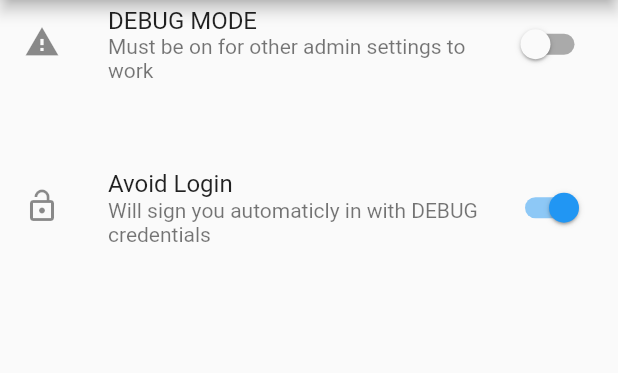
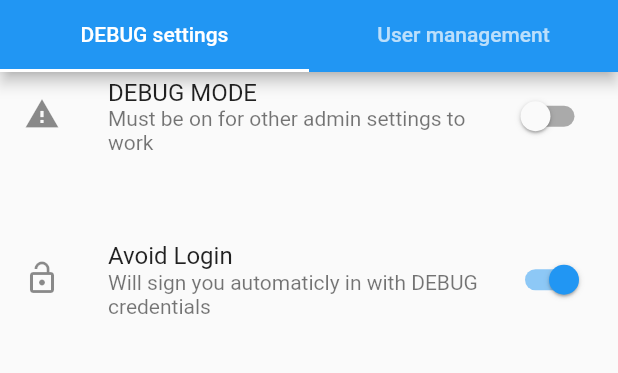
Before and after one commit to GeekFreakInk/Project-Alpha, a Flutter app: the AdminPanel screen opened directly, on a phone screen of 412 x 824 dp, the part 84-457 px from its top. Run offline on Flutter 3.47's test engine with Material 2 defaults, Android fonts, the phone set to English and light mode, and no system bars; our stand-ins replace firebase_auth, firebase_messaging, geolocator, google_sign_in, image_picker, permission_handler and 3 more; missing offline and left inert: postgres; accounts and stored records are empty.

Commit message:
Added View All Users

```diff
--- a/lib/screens/authenticate/sign_in.dart
+++ b/lib/screens/authenticate/sign_in.dart
@@ -30,8 +30,8 @@ class _SignInState extends State<SignIn> {
           child: Form(
             key: _formKey,
             child: Column(
-
               children: <Widget>[
+                Text("Husk å starte server!"),
                 TextFormField(
                   decoration: InputDecoration(
                     hintText: 'email',
--- a/lib/screens/navigationScreens/adminPanel.dart
+++ b/lib/screens/navigationScreens/adminPanel.dart
@@ -1,88 +1,35 @@
 import 'package:flutter/cupertino.dart';
 import 'package:flutter/material.dart';
-import 'package:rflutter_alert/rflutter_alert.dart';
-import "package:shared_preferences/shared_preferences.dart";
 
-class _AdminPanelState extends State<AdminPanel>{
-  bool _debugMode = false;
-  bool _avoidLogin = false;
 
-  @override
-  void initState() {
-    super.initState();
-    fetchAdminPanelPrefrences();
-  }
+import 'adminPanel/adminSettings.dart';
+import 'adminPanel/userManagement.dart';
+
+class AdminPanel extends StatelessWidget{
+
+  final List<Widget> containers = [
+    Container(
+      child: AdminSettings()),
+    Container(
+      child: UserManagement()),
+    ];
+
 
   @override
   Widget build(BuildContext context) {
-    return Scaffold(
+    return DefaultTabController(
+      length: 2,
+      child: Scaffold(
       appBar: AppBar(
         title: Text("AdminPanel"),
+        bottom: TabBar(
+          tabs: <Widget>[
+            Tab(text: "DEBUG settings"),
+            Tab(text: "User management"),
+          ],
+        ),
       ),
-      body: ListView(children: <Widget>[
-        Column(children: <Widget>[
-          SwitchListTile(title: Text("DEBUG MODE"),
-           value: _debugMode,
-           secondary: const Icon(Icons.warning),
-           subtitle: Text("Must be on for other admin settings to work"), onChanged: (bool value){
-             if(_debugMode)
-                Alert(context: context, title: "WARNING", desc: "You have to login as an admin "+
-                "to get acess to this panel again. \n \n Do you want to continue?",
-                buttons: [
-                  DialogButton(child: Text("cancel"), onPressed:() =>  { Navigator.pop(context)}),
-                  DialogButton(child: Text("continue"), onPressed: ()=> { setState(() {
-                    _debugMode = value;
-                    _updateValues("debugMode", _debugMode);
-                    Navigator.pop(context);
-                    })}),
-                ]).show();
-              else
-                setState(() {
-                  _debugMode = value;
-                  _updateValues("debugMode", _debugMode);
-                });
-            },),
-        ],),
-        SizedBox(height: 50,),
-         Column(children: <Widget>[
-          SwitchListTile(title: Text("Avoid Login"),
-           value: _avoidLogin,
-           secondary: const Icon(Icons.lock_open),
-           subtitle: Text("Will sign you automaticly in with DEBUG credentials"), onChanged: (bool value) { setState(() {
-             _avoidLogin = value;
-           });
-           _updateValues("avoidLogin", _avoidLogin);},),
-          ],),
-      ],),
-    );
-  }
-
-  Future<void> _updateValues(String prefString, bool setting) async {
-    final prefs = await SharedPreferences.getInstance();
-    await prefs.setBool(prefString, setting);
-  }
-
-  Future<void> fetchAdminPanelPrefrences() async{
-    final prefs = await SharedPreferences.getInstance();
-    bool debugMode = prefs.getBool("debugMode");
-    debugMode == null ? await prefs.setBool("debugMode", false) : debugMode;
-
-    bool avoidLogin = prefs.getBool("avoidLogin");
-    avoidLogin == null ? await prefs.setBool("avoidLogin", false) : avoidLogin;
-
-    Map loadedPrefs = {
-      "debugMode": debugMode,
-      "avoidLogin": avoidLogin,
-    };
-
-    setState(() {
-      _debugMode = loadedPrefs["debugMode"];
-      _avoidLogin = loadedPrefs["avoidLogin"];
-    });
+      body:TabBarView(children: containers),
+    ));
   }
 }
-
-class AdminPanel extends StatefulWidget{
-  @override
-  _AdminPanelState createState() => new _AdminPanelState();
-}
--- /dev/null
+++ b/lib/screens/navigationScreens/adminPanel/adminSettings.dart
@@ -0,0 +1,84 @@
+import 'package:flutter/cupertino.dart';
+import 'package:flutter/material.dart';
+import 'package:rflutter_alert/rflutter_alert.dart';
+import "package:shared_preferences/shared_preferences.dart";
+
+class _AdminSettingsState extends State<AdminSettings>{
+
+  bool _debugMode = false;
+  bool _avoidLogin = false;
+
+  @override
+  void initState() {
+    super.initState();
+    fetchAdminPanelPrefrences();
+  }
+  @override
+  Widget build(BuildContext context) {
+    // TODO: implement build
+    return ListView(children: <Widget>[
+        Column(children: <Widget>[
+          SwitchListTile(title: Text("DEBUG MODE"),
+           value: _debugMode,
+           secondary: const Icon(Icons.warning),
+           subtitle: Text("Must be on for other admin settings to work"), onChanged: (bool value){
+             if(_debugMode)
+                Alert(context: context, title: "WARNING", desc: "You have to login as an admin "+
+                "to get acess to this panel again. \n \n Do you want to continue?",
+                buttons: [
+                  DialogButton(child: Text("cancel"), onPressed:() =>  { Navigator.pop(context)}),
+                  DialogButton(child: Text("continue"), onPressed: ()=> { setState(() {
+                    _debugMode = value;
+                    _updateValues("debugMode", _debugMode);
+                    Navigator.pop(context);
+                    })}),
+                ]).show();
+              else
+                setState(() {
+                  _debugMode = value;
+                  _updateValues("debugMode", _debugMode);
+                });
+            },),
+        ],),
+        SizedBox(height: 50,),
+         Column(children: <Widget>[
+          SwitchListTile(title: Text("Avoid Login"),
+           value: _avoidLogin,
+           secondary: const Icon(Icons.lock_open),
+           subtitle: Text("Will sign you automaticly in with DEBUG credentials"), onChanged: (bool value) { setState(() {
+             _avoidLogin = value;
+           });
+           _updateValues("avoidLogin", _avoidLogin);},),
+          ],),
+      ],);
+  }
+
+  Future<void> _updateValues(String prefString, bool setting) async {
+    final prefs = await SharedPreferences.getInstance();
+    await prefs.setBool(prefString, setting);
+  }
+
+  Future<void> fetchAdminPanelPrefrences() async{
+    final prefs = await SharedPreferences.getInstance();
+    bool debugMode = prefs.getBool("debugMode");
+    debugMode == null ? await prefs.setBool("debugMode", false) : debugMode;
+
+    bool avoidLogin = prefs.getBool("avoidLogin");
+    avoidLogin == null ? await prefs.setBool("avoidLogin", false) : avoidLogin;
+
+    Map loadedPrefs = {
+      "debugMode": debugMode,
+      "avoidLogin": avoidLogin,
+    };
+
+    setState(() {
+      _debugMode = loadedPrefs["debugMode"];
+      _avoidLogin = loadedPrefs["avoidLogin"];
+    });
+  }
+}
+
+class AdminSettings extends StatefulWidget{
+  @override
+  _AdminSettingsState createState() => new _AdminSettingsState();
+}
--- a/lib/screens/navigationScreens/widgetReoisitory/mediumWidgets/profilePictureStandard.dart
+++ b/lib/screens/navigationScreens/widgetReoisitory/mediumWidgets/profilePictureStandard.dart
@@ -3,7 +3,6 @@ import 'package:flutter/material.dart';
 class ProfilePictureStandard extends StatelessWidget{
   @override
   Widget build(BuildContext context) {
-    // TODO: implement build
     return Column(children: <Widget>[
       Align(alignment: Alignment.center,
        child: ClipRRect(
--- a/lib/services/usersAPI.dart
+++ b/lib/services/usersAPI.dart
@@ -7,7 +7,7 @@ Future registerUser(user) async{
       "id": user.uid,
       "userName": user.email,
       "isTeacher": false,
-      "isAdmin" : true
+      "isAdmin" : false
     };
     HttpClient httpClient = new HttpClient();
     HttpClientRequest request = await httpClient.postUrl(Uri.parse(url));
--- a/lib/shared/constants.dart
+++ b/lib/shared/constants.dart
@@ -6,6 +6,11 @@ const String widgetsRepositoryRoute = '/widgets';
 const String feedbackRoute = '/feedback';
 const String studyBuddyRoute = '/studyBuddy';
 const String privateLessonsRoute = '/privateLessons';
-const String adminPanelRoute = 'adminPanel';
+const String adminPanelRoute = '/adminPanel';
+
+const String registerUserRoute = '/registerUsers';
+
+
+const String usersRoute = '/users';
 
 const String mathRoute = '/math';
```
Also changed, not shown: lib/routes.dart (+8 -0 lines), lib/screens/home/userProfile.dart (+13 -5 lines), lib/screens/navigationScreens/adminPanel/Users/allUsers.dart (added, +51 -0 lines), lib/screens/navigationScreens/adminPanel/userManagement.dart (added, +56 -0 lines), lib/screens/navigationScreens/registerUser.dart (added, +52 -0 lines), lib/screens/navigationScreens/registration/step1.dart (added, +28 -0 lines), lib/screens/navigationScreens/registration/step2.dart (added, +9 -0 lines), lib/screens/navigationScreens/registration/step3.dart (added, +8 -0 lines), lib/screens/navigationScreens/settings.dart (+7 -3 lines), lib/screens/navigationScreens/widgetReoisitory/smallWidgets/academicLevel.dart (added, +45 -0 lines), lib/screens/navigationScreens/widgetReoisitory/smallWidgets/languageSelect.dart (added, +64 -0 lines), lib/screens/navigationScreens/widgetReoisitory/smallWidgets/smallWidgets.dart (+12 -0 lines).
